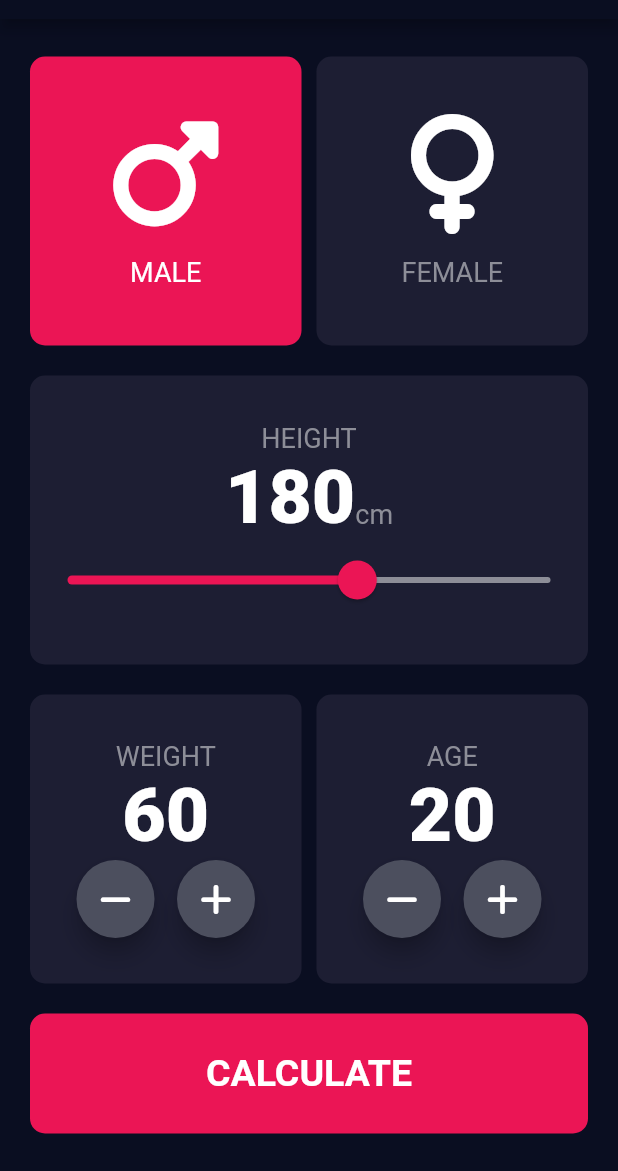
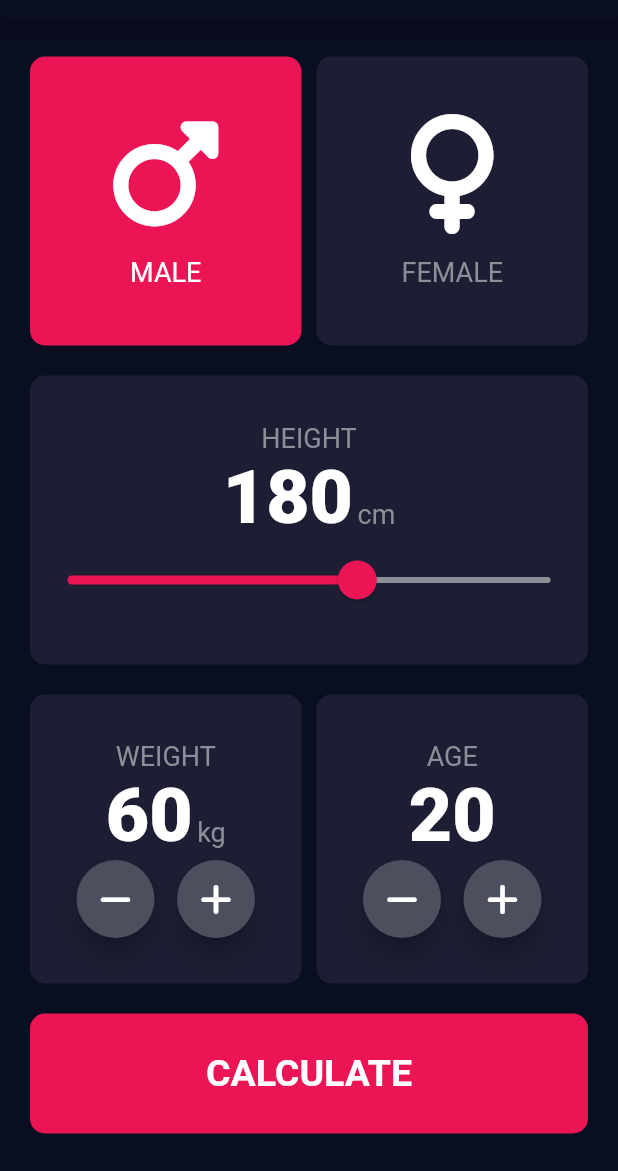
Before and after one commit to chaniru-puldith/BMI-calculator-flutter-app, a Flutter app: the screen it shows after launch, on a phone screen of 412 x 824 dp, the part 65-1236 px from its top. Run offline on Flutter 3.47's test engine with Material 2 defaults, Android fonts, the light colour scheme and no system bars; our stand-ins replace font_awesome_flutter.

Commit message:
Final Touches

```diff
--- a/lib/screens/input_page.dart
+++ b/lib/screens/input_page.dart
@@ -95,6 +95,9 @@ class _InputPageState extends State<InputPage> {
                             height.toString(),
                             style: kNumberTextStyle,
                           ),
+                          const SizedBox(
+                            width: 3.0,
+                          ),
                           const Text(
                             'cm',
                             style: kLabelTextStyle,
@@ -143,9 +146,23 @@ class _InputPageState extends State<InputPage> {
                               'WEIGHT',
                               style: kLabelTextStyle
                             ),
-                            Text(
-                              weight.toString(),
-                              style: kNumberTextStyle,
+                            Row(
+                              mainAxisAlignment: MainAxisAlignment.center,
+                              crossAxisAlignment: CrossAxisAlignment.baseline,
+                              textBaseline: TextBaseline.alphabetic,
+                              children: <Widget>[
+                                Text(
+                                  weight.toString(),
+                                  style: kNumberTextStyle,
+                                ),
+                                const SizedBox(
+                                  width: 3.0,
+                                ),
+                                const Text(
+                                  'kg',
+                                  style: kLabelTextStyle,
+                                ),
+                              ],
                             ),
                             Row(
                               mainAxisAlignment: MainAxisAlignment.center,
@@ -154,7 +171,9 @@ class _InputPageState extends State<InputPage> {
                                   icon: FontAwesomeIcons.minus,
                                   onPress: (){
                                     setState(() {
-                                      weight--;
+                                      if (weight > 1) {
+                                        weight--;
+                                      }
                                     });
                                   },
                                 ),
@@ -195,7 +214,9 @@ class _InputPageState extends State<InputPage> {
                                   icon: FontAwesomeIcons.minus,
                                   onPress: () {
                                     setState(() {
-                                      age--;
+                                      if (age > 1) {
+                                        age--;
+                                      }
                                     });
                                   },
                                 ),
--- a/lib/screens/results_page.dart
+++ b/lib/screens/results_page.dart
@@ -45,13 +45,13 @@ class ResultsPage extends StatelessWidget {
                 child: ReusableCard(
                   cardColor: kDefaultCardColor,
                   cardChild: Container(
-                    padding: const EdgeInsets.symmetric(horizontal: 8.0),
+                    padding: const EdgeInsets.symmetric(horizontal: 15.0),
                     child: Column(
                       crossAxisAlignment: CrossAxisAlignment.center,
                       mainAxisAlignment: MainAxisAlignment.spaceEvenly,
                       children: <Widget>[
                         Text(
-                          resultText,
+                          resultText.toUpperCase(),
                           style: TextStyle(
                             color: resultTextColor,
                             fontSize: 22.0,
```
